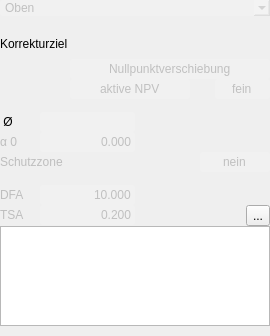
The window that TouchProbe/tp_bohrung.ui (mikejg/CamHelper) describes before a commit, drawn with Qt 5.
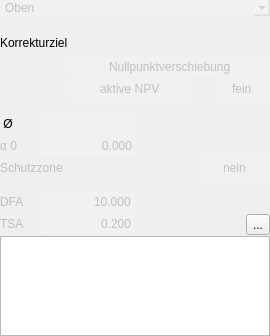
The same window after the commit. Icons and pictures are not drawn. Custom widgets are drawn as their Qt base class.

```diff
--- a/TouchProbe/tp_bohrung.ui
+++ b/TouchProbe/tp_bohrung.ui
@@ -117,6 +117,9 @@
      <property name="spacing">
       <number>0</number>
      </property>
+     <property name="bottomMargin">
+      <number>2</number>
+     </property>
      <item>
       <spacer name="horizontalSpacer_Nullpunktverschiebung">
        <property name="orientation">
@@ -165,6 +168,9 @@
      <property name="spacing">
       <number>0</number>
      </property>
+     <property name="bottomMargin">
+      <number>2</number>
+     </property>
      <item>
       <spacer name="horizontalSpacer">
        <property name="orientation">
@@ -270,6 +276,9 @@
      <property name="spacing">
       <number>0</number>
      </property>
+     <property name="bottomMargin">
+      <number>2</number>
+     </property>
      <item>
       <widget class="QLabel" name="label_Durchmesser">
        <property name="enabled">
@@ -335,7 +344,10 @@
    <item>
     <layout class="QHBoxLayout" name="horizontalLayout_Alpha">
      <property name="spacing">
-      <number>0</number>
+      <number>1</number>
+     </property>
+     <property name="bottomMargin">
+      <number>2</number>
      </property>
      <item>
       <widget class="QLabel" name="label_Alpha">
@@ -404,6 +416,9 @@
      <property name="spacing">
       <number>2</number>
      </property>
+     <property name="bottomMargin">
+      <number>1</number>
+     </property>
      <item>
       <widget class="QLabel" name="label_Schutzzone">
        <property name="enabled">
@@ -487,6 +502,9 @@
      <property name="spacing">
       <number>0</number>
      </property>
+     <property name="bottomMargin">
+      <number>2</number>
+     </property>
      <item>
       <widget class="QLabel" name="label_DFA">
        <property name="enabled">
@@ -554,6 +572,9 @@
      <property name="spacing">
       <number>0</number>
      </property>
+     <property name="bottomMargin">
+      <number>1</number>
+     </property>
      <item>
       <widget class="QLabel" name="label_TSA">
        <property name="enabled">
@@ -661,6 +682,11 @@
   </layout>
  </widget>
  <customwidgets>
+  <customwidget>
+   <class>MLineEdit</class>
+   <extends>QLineEdit</extends>
+   <header location="global">Classes/mlineedit.h</header>
+  </customwidget>
   <customwidget>
    <class>MComboBox</class>
    <extends>QComboBox</extends>
```
Left out of the diff: 6 changed lines with no effect on the pictures.
